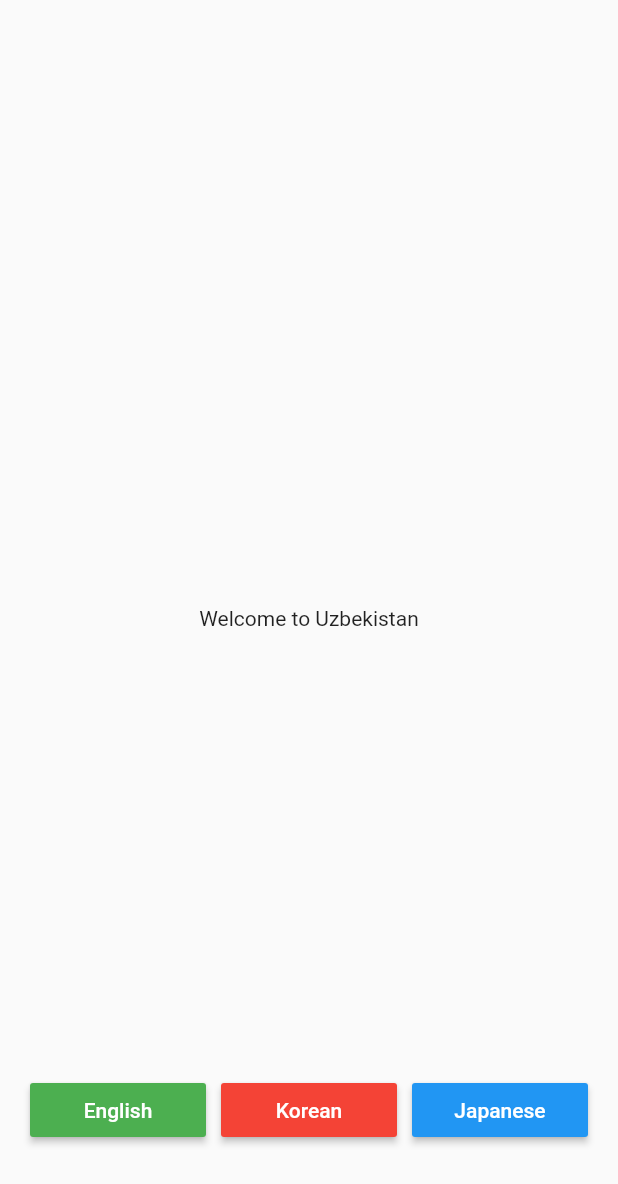
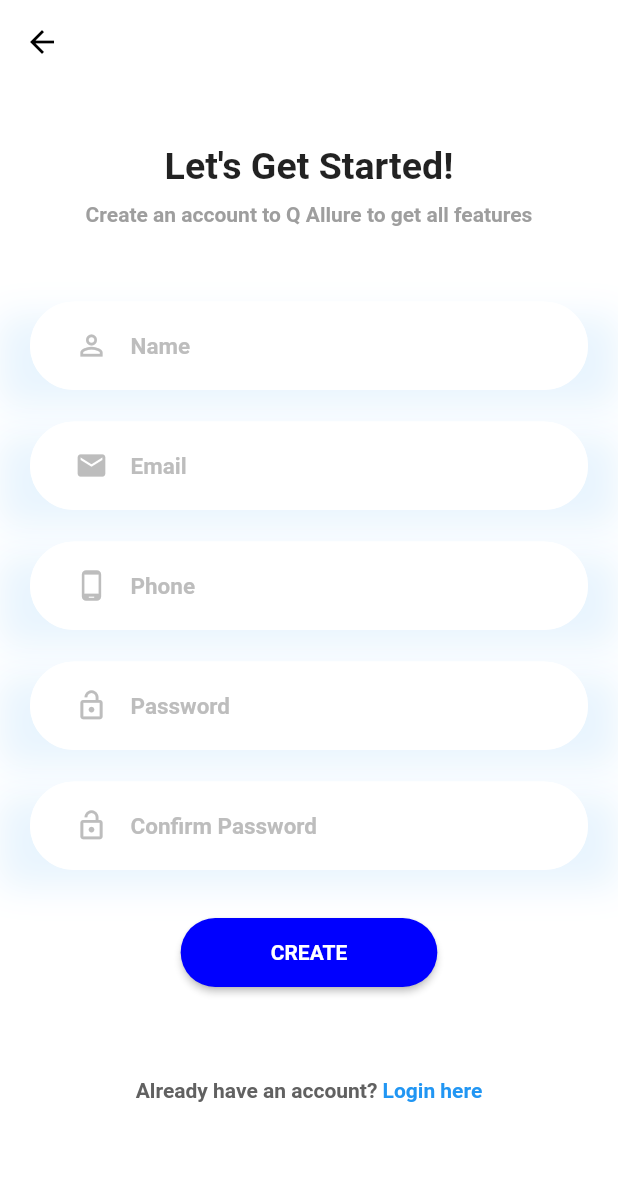
Before and after one commit to Jasco07122021/homework, a Flutter app: the screen it shows after launch, after a tap on "Task 2", on a phone screen of 412 x 824 dp. Shown: the top 1184 px of the screen. Run offline on Flutter 3.47's test engine with Material 2 defaults, Android fonts, the phone set to English and light mode, and no system bars; our stand-ins replace easy_localization, faker, font_awesome_flutter, shared_preferences, simple_animations.

Commit message:
homework 6 => 2

```diff
--- a/lib/main.dart
+++ b/lib/main.dart
@@ -1,7 +1,7 @@
 import 'package:easy_localization/easy_localization.dart';
 import 'package:flutter/material.dart';
 import 'package:flutter/services.dart';
-import 'package:homework/pages/lesson6/lesson6_1.dart';
+import 'package:homework/pages/lesson6/lesson6_3.dart';
 
 void main() async {
   WidgetsFlutterBinding.ensureInitialized();
@@ -41,7 +41,7 @@ class MyApp extends StatelessWidget {
           supportedLocales: context.supportedLocales,
           locale: context.locale,
           debugShowCheckedModeBanner: false,
-          home: Lesson6_1(),
+          home: Lesson6_3(),
           darkTheme: ThemeData.dark().copyWith(
             primaryColor: Colors.white,
             backgroundColor: Color(0xFF121212),
--- /dev/null
+++ b/lib/models/user_model.dart
@@ -0,0 +1,23 @@
+class User {
+  late String email;
+  late String password;
+
+  User({required this.email, required this.password});
+
+  User.from({required this.email, required this.password});
+
+  User.fromJson(Map<String, dynamic> json)
+      : email = json['email'],
+        password = json['password'];
+
+  Map<String, dynamic> toJson() => {
+        'email': email,
+        'password': password,
+      };
+
+  @override
+  String toString() {
+    // TODO: implement toString
+    return "{$email $password}";
+  }
+}
--- a/lib/pages/lesson5/lesson5_10.dart
+++ b/lib/pages/lesson5/lesson5_10.dart
@@ -90,12 +90,12 @@ class _Lesson5_10State extends State<Lesson5_10> {
                                       _userFollowing(
                                           text: UserList()
                                               .list[0]
-                                              .FollowersNumber,
+                                              .followersNumber,
                                           category: "Followers"),
                                       _userFollowing(
                                           text: UserList()
                                               .list[0]
-                                              .FollowingNumber,
+                                              .followingNumber,
                                           category: "Following"),
                                     ],
                                   ),
--- a/lib/pages/lesson5/lesson5_4.dart
+++ b/lib/pages/lesson5/lesson5_4.dart
@@ -1,5 +1,6 @@
 import 'package:flutter/material.dart';
-import 'package:homework/servises/string_utils.dart';
+import 'package:homework/services/string_utils.dart';
+
 
 class Lesson5_4 extends StatefulWidget {
   const Lesson5_4({Key? key}) : super(key: key);
--- a/lib/pages/lesson5/lesson5_9.dart
+++ b/lib/pages/lesson5/lesson5_9.dart
@@ -248,7 +248,7 @@ class _Lesson5_9State extends State<Lesson5_9> {
             ),
             ListTile(
               leading: Stack(
-                children: [
+                children: const [
                   CircleAvatar(
                     radius: 15,
                     backgroundColor: Colors.white,
@@ -262,7 +262,7 @@ class _Lesson5_9State extends State<Lesson5_9> {
                     ),
                   ),
                   Padding(
-                    padding: const EdgeInsets.only(left: 18),
+                    padding: EdgeInsets.only(left: 18),
                     child: CircleAvatar(
                       backgroundColor: Colors.white,
                       radius: 15,
--- /dev/null
+++ b/lib/pages/lesson6/lesson6_3.dart
@@ -0,0 +1,414 @@
+import 'package:flutter/material.dart';
+import 'package:font_awesome_flutter/font_awesome_flutter.dart';
+
+class Lesson6_3 extends StatefulWidget {
+  const Lesson6_3({Key? key}) : super(key: key);
+
+  @override
+  _Lesson6_3State createState() => _Lesson6_3State();
+}
+
+class _Lesson6_3State extends State<Lesson6_3> {
+  // _doLogin(){
+  //   String emailUser = email.text.trim();
+  //   String passwordUser = password.text.trim();
+  //   User user =  User.from(email: emailUser, password: passwordUser);
+  //   Preference.setUser(user);
+  //   Preference.getUser().then((value) => {
+  //     print(value!.email + "  " + value.password)
+  //   });
+  // }
+
+  @override
+  Widget build(BuildContext context) {
+    return Scaffold(
+      body: Center(
+        child: Column(
+          mainAxisAlignment: MainAxisAlignment.center,
+          children: [
+            MaterialButton(
+              color: Colors.blue,
+              textColor: Colors.white,
+              onPressed: () {
+                Navigator.push(
+                    context, MaterialPageRoute(builder: (context) => Task1()));
+              },
+              child: Text("Task 1"),
+            ),
+            MaterialButton(
+              color: Colors.blue,
+              textColor: Colors.white,
+              onPressed: () {
+                Navigator.push(
+                    context, MaterialPageRoute(builder: (context) => Task2()));
+              },
+              child: Text("Task 2"),
+            ),
+          ],
+        ),
+      ),
+    );
+  }
+}
+
+class Task1 extends StatefulWidget {
+  const Task1({Key? key}) : super(key: key);
+
+  @override
+  _Task1State createState() => _Task1State();
+}
+
+class _Task1State extends State<Task1> {
+  TextEditingController email = TextEditingController();
+  TextEditingController password = TextEditingController();
+
+  bool onFocus = false;
+  int focusIndex = 2;
+
+  @override
+  Widget build(BuildContext context) {
+    return Scaffold(
+      resizeToAvoidBottomInset: false,
+      body: SafeArea(
+        child: Container(
+          width: double.infinity,
+          color: Colors.white,
+          padding: const EdgeInsets.symmetric(horizontal: 20, vertical: 22),
+          child: Column(
+            children: [
+              Image.asset(
+                "assets/images/img_11.png",
+                width: 200,
+                fit: BoxFit.cover,
+              ),
+              Text(
+                "Welcome back!",
+                style: TextStyle(
+                  fontWeight: FontWeight.bold,
+                  fontSize: 30,
+                ),
+              ),
+              SizedBox(height: 10),
+              Text(
+                "Log in to your existent account of Q Allure",
+                style: TextStyle(
+                  color: Colors.grey,
+                ),
+              ),
+              SizedBox(height: 50),
+              _textField(
+                  prefixIcon: Icons.person_outline, text: "Email", index: 0),
+              SizedBox(height: 20),
+              _textField(
+                  prefixIcon: Icons.lock_open, text: "Password", index: 1),
+              SizedBox(height: 20),
+              Row(
+                mainAxisAlignment: MainAxisAlignment.end,
+                children: const [
+                  Text(
+                    "Forgot Password?",
+                    style: TextStyle(
+                      fontWeight: FontWeight.bold,
+                      color: Colors.blueGrey,
+                      fontSize: 15,
+                    ),
+                  ),
+                ],
+              ),
+              SizedBox(height: 30),
+              _loginButton(),
+              SizedBox(height: 35),
+              Text(
+                "Or connect using",
+                style: TextStyle(color: Colors.grey),
+              ),
+              SizedBox(height: 15),
+              Padding(
+                padding: const EdgeInsets.symmetric(horizontal: 30),
+                child: Row(
+                  mainAxisAlignment: MainAxisAlignment.spaceEvenly,
+                  children: [
+                    _bottomButtons(
+                      text: "Facebook",
+                      icon: FontAwesomeIcons.facebookF,
+                      color: Color(0xFF3B5998),
+                    ),
+                    _bottomButtons(
+                      text: "Google",
+                      icon: FontAwesomeIcons.google,
+                      color: Colors.red,
+                    ),
+                  ],
+                ),
+              ),
+              Spacer(),
+              RichText(
+                text: TextSpan(
+                  text: "Don't have an account? ",
+                  style: TextStyle(color: Colors.grey),
+                  children: const [
+                    TextSpan(
+                      text: "Sign Up",
+                      style: TextStyle(
+                        color: Colors.blue,
+                        fontWeight: FontWeight.bold,
+                      ),
+                    ),
+                  ],
+                ),
+              ),
+            ],
+          ),
+        ),
+      ),
+    );
+  }
+
+  MaterialButton _bottomButtons({text, color, icon}) {
+    return MaterialButton(
+      shape: RoundedRectangleBorder(
+        borderRadius: BorderRadius.circular(5),
+      ),
+      color: color,
+      minWidth: 120,
+      onPressed: () {},
+      textColor: Colors.white,
+      child: Row(
+        children: [
+          Icon(
+            icon,
+            color: Colors.white,
+            size: 15,
+          ),
+          SizedBox(width: 10),
+          Text(text),
+        ],
+      ),
+    );
+  }
+
+  MaterialButton _loginButton() {
+    return MaterialButton(
+      shape: StadiumBorder(),
+      minWidth: 150,
+      padding: EdgeInsets.all(15),
+      onPressed: () {},
+      child: Text("LOG IN"),
+      textColor: Colors.white,
+      color: Color(0xFF0000FF),
+    );
+  }
+
+  Container _textField({text, prefixIcon, index}) {
+    return Container(
+      decoration: BoxDecoration(
+        boxShadow: [
+          BoxShadow(
+            blurRadius: 20,
+            color: Colors.blue.withOpacity(0.2),
+            offset: Offset(0, 10),
+          )
+        ],
+      ),
+      height: 60,
+      child: TextField(
+        onTap: () {
+          setState(() {
+            onFocus = !onFocus;
+            focusIndex = index;
+          });
+        },
+        onSubmitted: (value) {
+          setState(() {
+            onFocus = !onFocus;
+            focusIndex = 2;
+          });
+        },
+        decoration: InputDecoration(
+          hintText: text,
+          prefixIcon: Padding(
+            padding: const EdgeInsets.only(left: 30, right: 15),
+            child: Icon(
+              prefixIcon,
+              size: 22,
+              color: focusIndex == index ? Colors.blue : Colors.grey.shade400,
+            ),
+          ),
+          filled: true,
+          fillColor: Colors.white,
+          focusColor: Colors.blue,
+          hintStyle: TextStyle(
+            color: focusIndex == index ? Colors.blue : Colors.grey.shade400,
+            fontWeight: FontWeight.bold,
+            fontSize: 15,
+          ),
+          border: OutlineInputBorder(
+            borderRadius: BorderRadius.circular(30),
+          ),
+          focusedBorder: OutlineInputBorder(
+            borderRadius: BorderRadius.circular(30),
+            borderSide: BorderSide(
+              color: Colors.blue,
+            ),
+          ),
+          enabledBorder: OutlineInputBorder(
+            borderSide: BorderSide(color: Colors.white),
+            borderRadius: BorderRadius.circular(30),
+          ),
+        ),
+      ),
+    );
+  }
+}
+
+class Task2 extends StatefulWidget {
+  const Task2({Key? key}) : super(key: key);
+
+  @override
+  _Task2State createState() => _Task2State();
+}
+
+class _Task2State extends State<Task2> {
+  TextEditingController email = TextEditingController();
+  TextEditingController password = TextEditingController();
+
+  bool onFocus = false;
+  int focusIndex = 5;
+
+  @override
+  Widget build(BuildContext context) {
+    return Scaffold(
+      backgroundColor: Colors.white,
+      appBar: AppBar(
+        elevation: 0,
+        backgroundColor: Colors.white,
+      ),
+      body: SizedBox(
+        width: double.infinity,
+        child: SingleChildScrollView(
+          child: Column(
+            children: [
+              SizedBox(height: 40),
+              Text(
+                "Let's Get Started!",
+                style: TextStyle(fontSize: 25, fontWeight: FontWeight.bold),
+              ),
+              SizedBox(height: 10),
+              Text(
+                "Create an account to Q Allure to get all features",
+                style:
+                    TextStyle(color: Colors.grey, fontWeight: FontWeight.bold),
+              ),
+              SizedBox(height: 50),
+              _textField(
+                  text: "Name", prefixIcon: Icons.person_outline, index: 0),
+              SizedBox(height: 20),
+              _textField(text: "Email", prefixIcon: Icons.email, index: 1),
+              SizedBox(height: 20),
+              _textField(
+                  text: "Phone", prefixIcon: Icons.phone_android, index: 2),
+              SizedBox(height: 20),
+              _textField(
+                  text: "Password", prefixIcon: Icons.lock_open, index: 3),
+              SizedBox(height: 20),
+              _textField(
+                  text: "Confirm Password",
+                  prefixIcon: Icons.lock_open,
+                  index: 4),
+              SizedBox(height: 30),
+              MaterialButton(
+                padding: EdgeInsets.symmetric(horizontal: 60, vertical: 15),
+                shape: StadiumBorder(),
+                onPressed: () {},
+                child: Text(
+                  "CREATE",
+                  style: TextStyle(fontWeight: FontWeight.bold),
+                ),
+                color: Color(0xFF0000FF),
+                textColor: Colors.white,
+              ),
+              SizedBox(height: 60),
+              RichText(
+                text: TextSpan(
+                  text: "Already have an account? ",
+                  style: TextStyle(color: Colors.grey.shade700,fontWeight: FontWeight.bold),
+                  children: const [
+                    TextSpan(
+                      text: "Login here",
+                      style: TextStyle(
+                        color: Colors.blue,
+                        fontWeight: FontWeight.bold,
+                      ),
+                    ),
+                  ],
+                ),
+              ),
+            ],
+          ),
+        ),
+      ),
+    );
+  }
+
+  Container _textField({text, prefixIcon, index}) {
+    return Container(
+      padding: EdgeInsets.symmetric(horizontal: 20),
+      decoration: BoxDecoration(
+        boxShadow: [
+          BoxShadow(
+            blurRadius: 20,
+            color: Colors.blue.withOpacity(0.1),
+            offset: Offset(0, 10),
+          )
+        ],
+      ),
+      height: 60,
+      child: TextField(
+        onTap: () {
+          setState(() {
+            onFocus = !onFocus;
+            focusIndex = index;
+          });
+        },
+        onSubmitted: (value) {
+          setState(() {
+            onFocus = !onFocus;
+            focusIndex = 5;
+          });
+        },
+        decoration: InputDecoration(
+          hintText: text,
+          prefixIcon: Padding(
+            padding: const EdgeInsets.only(left: 30, right: 15),
+            child: Icon(
+              prefixIcon,
+              size: 22,
+              color: focusIndex == index ? Colors.blue : Colors.grey.shade400,
+            ),
+          ),
+          filled: true,
+          fillColor: Colors.white,
+          focusColor: Colors.blue,
+          hintStyle: TextStyle(
+            color: focusIndex == index ? Colors.blue : Colors.grey.shade400,
+            fontWeight: FontWeight.bold,
+            fontSize: 15,
+          ),
+          border: OutlineInputBorder(
+            borderRadius: BorderRadius.circular(30),
+          ),
+          focusedBorder: OutlineInputBorder(
+            borderRadius: BorderRadius.circular(30),
+            borderSide: BorderSide(
+              color: Colors.blue,
+            ),
+          ),
+          enabledBorder: OutlineInputBorder(
+            borderSide: BorderSide(color: Colors.white),
+            borderRadius: BorderRadius.circular(30),
+          ),
+        ),
+      ),
+    );
+  }
+}
--- a/pubspec.yaml
+++ b/pubspec.yaml
@@ -37,6 +37,8 @@ dependencies:
   simple_animations: ^4.0.1
   faker: ^2.0.0
   easy_localization: ^3.0.0
+  shared_preferences: ^2.0.13
+  font_awesome_flutter: ^9.2.0
 
 
 dev_dependencies:
```
Also changed, not shown: lib/models/model_les_10.dart (+6 -6 lines), lib/pages/lesson6/lesson6_2.dart (added, +44 -0 lines), lib/services/pref_service.dart (added, +42 -0 lines), lib/services/string_utils.dart (renamed from lib/servises/string_utils.dart), pubspec.lock.
